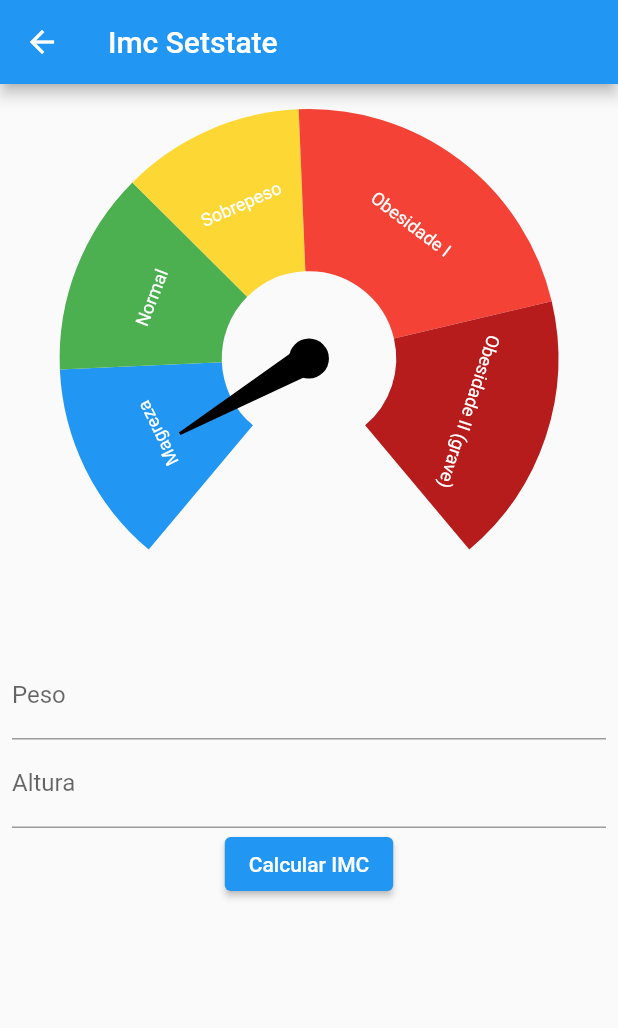
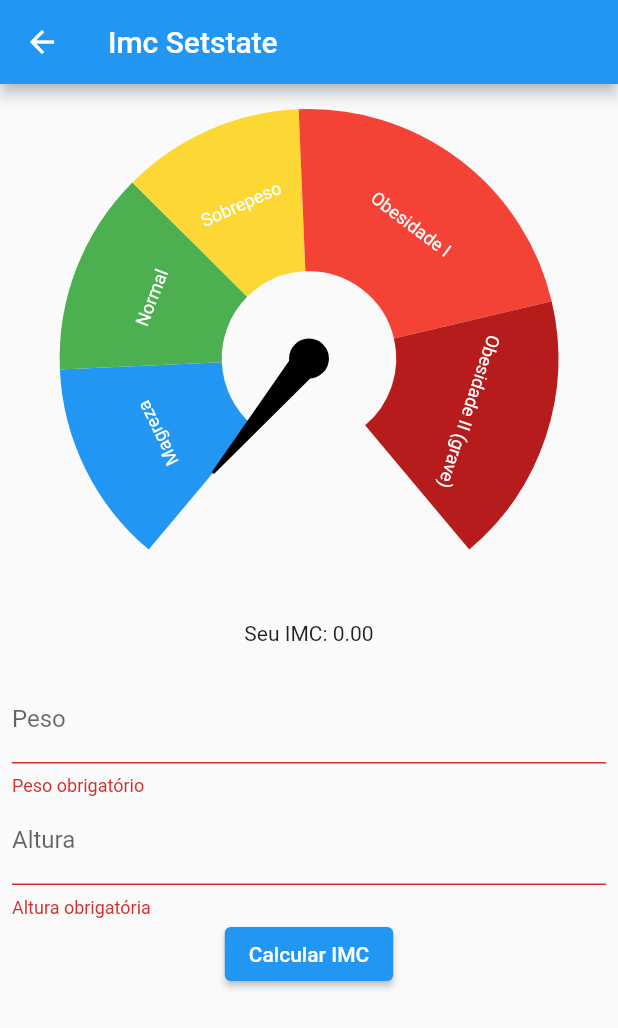
Before and after one commit to dionatanlaranjeira/calculadora_imc_default_state_manager, a Flutter app: the ImcSetstatePage screen opened directly, after a tap on "Calcular IMC", on a phone screen of 412 x 824 dp. Shown: the top 1028 px of the screen. Run offline on Flutter 3.47's test engine with Material 2 defaults, Android fonts, the phone set to English and light mode, and no system bars; drawn by our look-alikes of syncfusion_flutter_gauges; our stand-ins replace currency_text_input_formatter.

Commit message:
setState imc calc

```diff
--- a/lib/setState/imc_setstate_page.dart
+++ b/lib/setState/imc_setstate_page.dart
@@ -1,6 +1,10 @@
+import 'dart:math';
+
+import 'package:calculadora_imc_default_state_manager/widgets/imc_gauge.dart';
 import 'package:calculadora_imc_default_state_manager/widgets/imc_gauge_range.dart';
 import 'package:currency_text_input_formatter/currency_text_input_formatter.dart';
 import 'package:flutter/material.dart';
+import 'package:intl/intl.dart';
 import 'package:syncfusion_flutter_gauges/gauges.dart';
 
 class ImcSetstatePage extends StatefulWidget {
@@ -11,9 +15,16 @@ class ImcSetstatePage extends StatefulWidget {
 }
 
 class _ImcSetstatePageState extends State<ImcSetstatePage> {
-
+  final formKey = GlobalKey<FormState>();
   final pesoEC = TextEditingController();
   final alturaEC = TextEditingController();
+  var imc = 0.0;
+
+  void _calcularIMC({required double peso, required double altura}) {
+    setState(() {
+      imc = peso / pow(altura, 2);
+    });
+  }
 
   @override
   void dispose() {
@@ -29,58 +40,14 @@ class _ImcSetstatePageState extends State<ImcSetstatePage> {
         title: const Text('Imc Setstate'),
       ),
       body: SingleChildScrollView(
+        child: Form(
+          key: formKey,
           child: Padding(
             padding: const EdgeInsets.all(8.0),
             child: Column(
               children: [
-              SfRadialGauge(
-                axes: [
-                  RadialAxis(
-                    showLabels: false,
-                    showAxisLine: false,
-                    showTicks: false,
-                    minimum: 12.5,
-                    maximum: 47.9,
-                    ranges: [
-                      ImcGaugeRange(
-                        color: Colors.blue,
-                        start: 12.5,
-                        end: 18.5,
-                        label: 'Magreza',
-                      ),
-                      ImcGaugeRange(
-                          color: Colors.green,
-                          start: 18.5,
-                          end: 24.5,
-                          label: 'Normal'),
-                      ImcGaugeRange(
-                        color: Colors.yellow[600]!,
-                        start: 24.5,
-                        end: 29.9,
-                        label: 'Sobrepeso',
-                      ),
-                      ImcGaugeRange(
-                        color: Colors.red[500]!,
-                        start: 29.9,
-                        end: 39.9,
-                        label: 'Obesidade I',
-                      ),
-                      ImcGaugeRange(
-                        color: Colors.red[900]!,
-                        start: 39.9,
-                        end: 47.9,
-                        label: 'Obesidade II (grave)',
-                      ),
-                    ],
-                    pointers: const [
-                      NeedlePointer(
-                        value: 15,
-                        enableAnimation: true,
-                      )
-                    ],
-                  ),
-                ],
-              ),
+                ImcGauge(imc: imc),
+                Text('Seu IMC: ${imc.toStringAsFixed(2)}'),
                 const SizedBox(
                   height: 20,
                 ),
@@ -97,6 +64,11 @@ class _ImcSetstatePageState extends State<ImcSetstatePage> {
                       turnOffGrouping: true,
                     ),
                   ],
+                  validator: (String? value) {
+                    if (value == null || value.isEmpty) {
+                      return 'Peso obrigatório';
+                    }
+                  },
                 ),
                 TextFormField(
                   controller: alturaEC,
@@ -111,10 +83,31 @@ class _ImcSetstatePageState extends State<ImcSetstatePage> {
                       turnOffGrouping: true,
                     ),
                   ],
+                  validator: (String? value) {
+                    if (value == null || value.isEmpty) {
+                      return 'Altura obrigatória';
+                    }
+                  },
                 ),
                 ElevatedButton(
-                  onPressed: () {}, child: const Text('Calcular IMC'))
+                    onPressed: () {
+                      var formValid = formKey.currentState?.validate() ?? false;
+
+                      if (formValid) {
+                        var formatter = NumberFormat.simpleCurrency(
+                          locale: 'pt_BR',
+                          decimalDigits: 2,
+                        );
+                        double peso = formatter.parse(pesoEC.text) as double;
+                        double altura =
+                            formatter.parse(alturaEC.text) as double;
+
+                        _calcularIMC(peso: peso, altura: altura);
+                      }
+                    },
+                    child: const Text('Calcular IMC')),
               ],
+            ),
           ),
         ),
       ),
--- a/lib/widgets/imc_gauge.dart
+++ b/lib/widgets/imc_gauge.dart
@@ -4,7 +4,10 @@ import 'package:syncfusion_flutter_gauges/gauges.dart';
 import 'imc_gauge_range.dart';
 
 class ImcGauge extends StatelessWidget {
-  const ImcGauge({Key? key}) : super(key: key);
+
+  final double imc;
+
+  const ImcGauge({Key? key, required this.imc}) : super(key: key);
 
   @override
   Widget build(BuildContext context) {
@@ -44,9 +47,9 @@ class ImcGauge extends StatelessWidget {
               label: 'Obesidade II (grave)',
             ),
           ],
-          pointers: const [
+          pointers: [
             NeedlePointer(
-              value: 15,
+              value: imc,
               enableAnimation: true,
             )
           ],
--- a/pubspec.yaml
+++ b/pubspec.yaml
@@ -32,6 +32,7 @@ dependencies:
     sdk: flutter
   syncfusion_flutter_gauges: ^21.1.38
   currency_text_input_formatter: ^2.1.9
+  intl: ^0.18.0
 
   # The following adds the Cupertino Icons font to your application.
   # Use with the CupertinoIcons class for iOS style icons.
```
Also changed, not shown: lib/template.dart (+2 -48 lines), pubspec.lock. Lines whose indentation alone changed are shown as unchanged.
